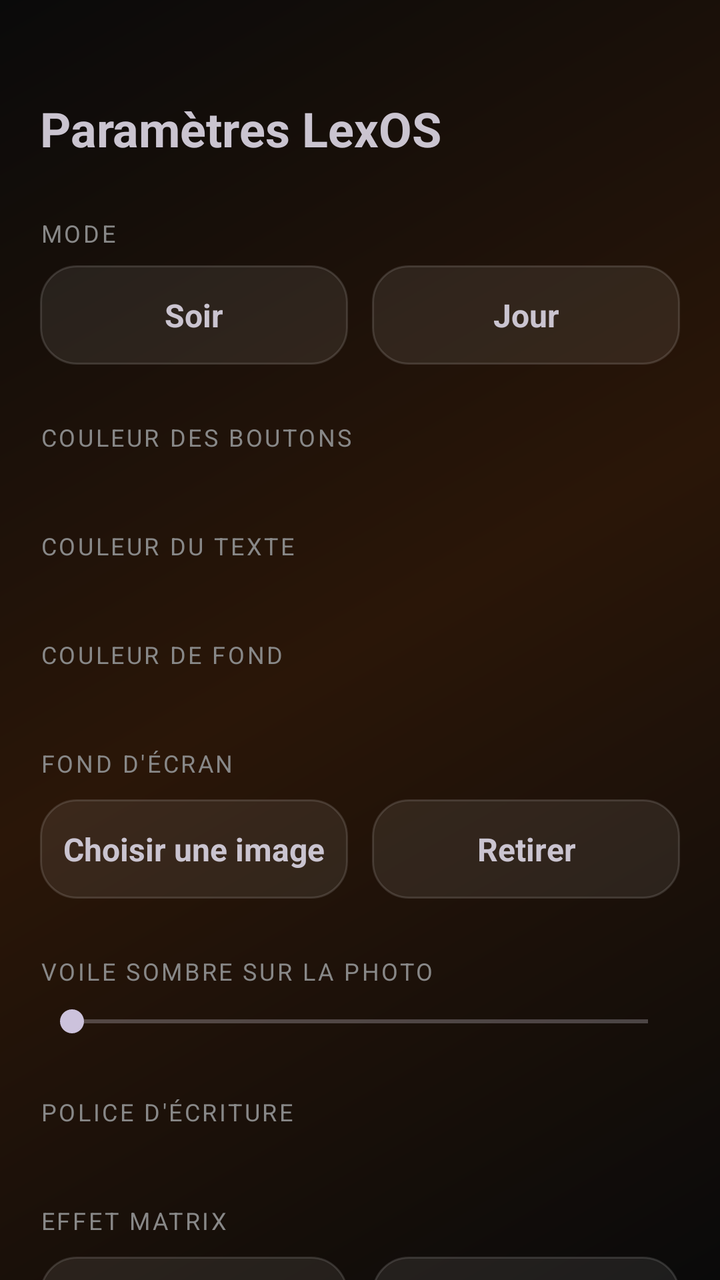
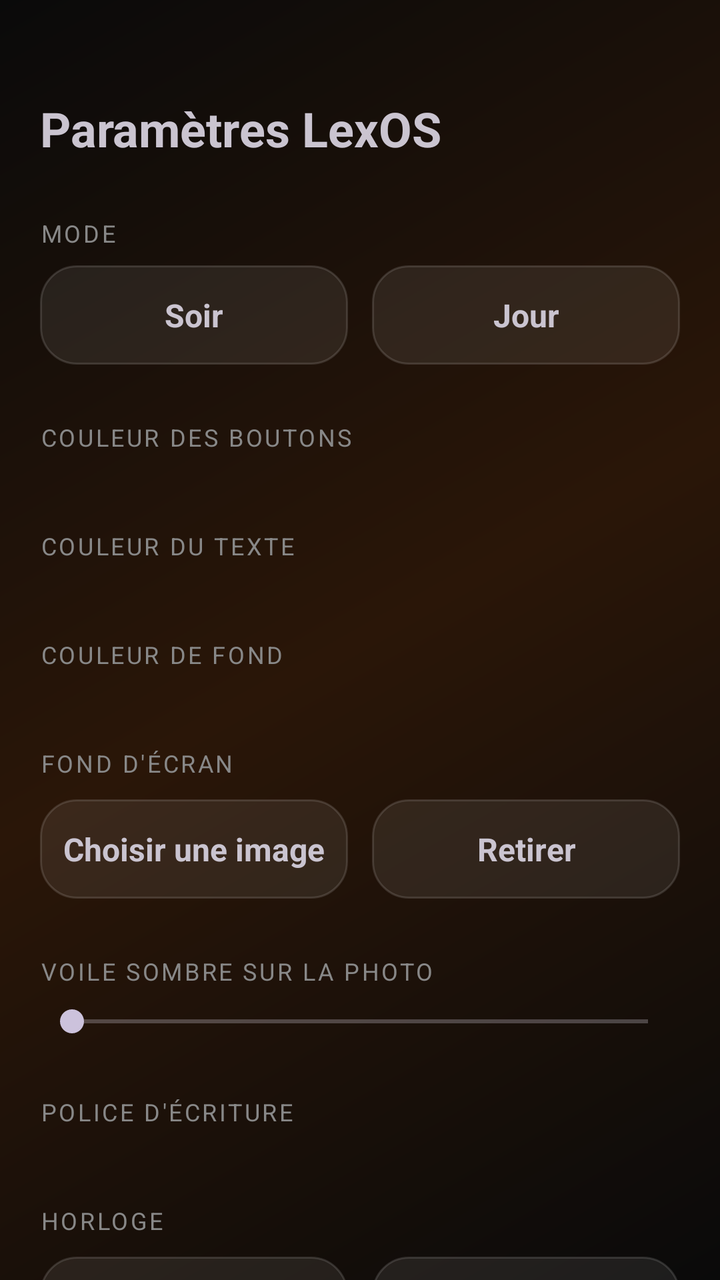

An Android layout rendered at two revisions. The XML below is the earlier revision; the diff shows what the commit changed to produce the second picture.
<!-- AndroidManifest.xml: activity theme Theme.LexOS -->
<!-- res/layout/activity_settings.xml -->
<?xml version="1.0" encoding="utf-8"?>
<androidx.core.widget.NestedScrollView
    xmlns:android="http://schemas.android.com/apk/res/android"
    android:id="@+id/settingsRoot"
    android:layout_width="match_parent"
    android:layout_height="match_parent"
    android:fillViewport="true">

    <LinearLayout
        android:layout_width="match_parent"
        android:layout_height="wrap_content"
        android:orientation="vertical"
        android:paddingStart="20dp"
        android:paddingEnd="20dp"
        android:paddingTop="48dp"
        android:paddingBottom="48dp">

        <TextView
            android:id="@+id/settingsTitle"
            android:layout_width="wrap_content"
            android:layout_height="wrap_content"
            android:text="Paramètres LexOS"
            android:textSize="24sp"
            android:textStyle="bold" />

        
        <TextView
            android:id="@+id/lblMode"
            style="@style/SettingLabel"
            android:text="MODE" />

        <LinearLayout
            android:layout_width="match_parent"
            android:layout_height="wrap_content"
            android:orientation="horizontal"
            android:layout_marginTop="8dp">

            <TextView
                android:id="@+id/btnSoir"
                style="@style/ModeButton"
                android:text="Soir" />

            <Space
                android:layout_width="12dp"
                android:layout_height="1dp" />

            <TextView
                android:id="@+id/btnJour"
                style="@style/ModeButton"
                android:text="Jour" />
        </LinearLayout>

        
        <TextView
            android:id="@+id/lblAccent"
            style="@style/SettingLabel"
            android:text="COULEUR DES BOUTONS" />

        <LinearLayout
            android:id="@+id/accentRow"
            android:layout_width="match_parent"
            android:layout_height="wrap_content"
            android:orientation="horizontal"
            android:layout_marginTop="10dp" />

        
        <TextView
            android:id="@+id/lblText"
            style="@style/SettingLabel"
            android:text="COULEUR DU TEXTE" />

        <LinearLayout
            android:id="@+id/textRow"
            android:layout_width="match_parent"
            android:layout_height="wrap_content"
            android:orientation="horizontal"
            android:layout_marginTop="10dp" />

        
        <TextView
            android:id="@+id/lblBg"
            style="@style/SettingLabel"
            android:text="COULEUR DE FOND" />

        <LinearLayout
            android:id="@+id/bgRow"
            android:layout_width="match_parent"
            android:layout_height="wrap_content"
            android:orientation="horizontal"
            android:layout_marginTop="10dp" />

        
        <TextView
            android:id="@+id/lblWall"
            style="@style/SettingLabel"
            android:text="FOND D'ÉCRAN" />

        <LinearLayout
            android:layout_width="match_parent"
            android:layout_height="wrap_content"
            android:orientation="horizontal"
            android:layout_marginTop="10dp">

            <TextView
                android:id="@+id/btnPickImage"
                style="@style/ModeButton"
                android:text="Choisir une image" />

            <Space
                android:layout_width="12dp"
                android:layout_height="1dp" />

            <TextView
                android:id="@+id/btnClearImage"
                style="@style/ModeButton"
                android:text="Retirer" />
        </LinearLayout>

        <TextView
            android:id="@+id/lblDim"
            style="@style/SettingLabel"
            android:text="VOILE SOMBRE SUR LA PHOTO" />

        <SeekBar
            android:id="@+id/dimBar"
            android:layout_width="match_parent"
            android:layout_height="wrap_content"
            android:layout_marginTop="8dp"
            android:max="80" />

        
        <TextView
            android:id="@+id/lblFont"
            style="@style/SettingLabel"
            android:text="POLICE D'ÉCRITURE" />

        <LinearLayout
            android:id="@+id/fontRow"
            android:layout_width="match_parent"
            android:layout_height="wrap_content"
            android:orientation="vertical"
            android:layout_marginTop="10dp" />

        
        <TextView
            android:id="@+id/lblMatrix"
            style="@style/SettingLabel"
            android:text="EFFET MATRIX" />

        <LinearLayout
            android:layout_width="match_parent"
            android:layout_height="wrap_content"
            android:orientation="horizontal"
            android:layout_marginTop="10dp">

            <TextView
                android:id="@+id/btnMatrixOn"
                style="@style/ModeButton"
                android:text="Activé" />

            <Space
                android:layout_width="12dp"
                android:layout_height="1dp" />

            <TextView
                android:id="@+id/btnMatrixOff"
                style="@style/ModeButton"
                android:text="Désactivé" />
        </LinearLayout>

        
        <TextView
            android:id="@+id/lblPreview"
            style="@style/SettingLabel"
            android:text="APERÇU" />

        <FrameLayout
            android:id="@+id/previewCard"
            android:layout_width="match_parent"
            android:layout_height="120dp"
            android:layout_marginTop="10dp">

            <TextView
                android:id="@+id/previewText"
                android:layout_width="wrap_content"
                android:layout_height="wrap_content"
                android:layout_gravity="center"
                android:text="LexOS"
                android:textSize="22sp"
                android:textStyle="bold" />

            <TextView
                android:id="@+id/previewBtn"
                android:layout_width="wrap_content"
                android:layout_height="wrap_content"
                android:layout_gravity="bottom|center_horizontal"
                android:layout_marginBottom="14dp"
                android:paddingStart="28dp"
                android:paddingEnd="28dp"
                android:paddingTop="8dp"
                android:paddingBottom="8dp"
                android:text="Bouton"
                android:textStyle="bold" />
        </FrameLayout>

        <TextView
            android:id="@+id/lblSamsung"
            style="@style/SettingLabel"
            android:text="TÉLÉPHONE" />

        <TextView
            android:id="@+id/btnSamsungSettings"
            style="@style/ModeButton"
            android:layout_width="match_parent"
            android:layout_marginTop="10dp"
            android:text="⚙️ Tous les paramètres Samsung" />

        <TextView
            android:id="@+id/btnReset"
            android:layout_width="wrap_content"
            android:layout_height="wrap_content"
            android:layout_gravity="center_horizontal"
            android:layout_marginTop="28dp"
            android:text="Réinitialiser le thème"
            android:textColor="@color/lexos_grey_dim"
            android:textSize="14sp"
            android:padding="8dp" />
    </LinearLayout>
</androidx.core.widget.NestedScrollView>
<!-- resources referenced by this layout -->
<resources>
  <color name="lexos_grey_dim">#888888</color>
  <style name="ModeButton">
          <item name="android:layout_width">0dp</item>
          <item name="android:layout_height">wrap_content</item>
          <item name="android:layout_weight">1</item>
          <item name="android:gravity">center</item>
          <item name="android:paddingTop">14dp</item>
          <item name="android:paddingBottom">14dp</item>
          <item name="android:textSize">16sp</item>
          <item name="android:textStyle">bold</item>
          <item name="android:background">@drawable/tile_app</item>
      </style>
  <style name="SettingLabel">
          <item name="android:layout_width">wrap_content</item>
          <item name="android:layout_height">wrap_content</item>
          <item name="android:layout_marginTop">28dp</item>
          <item name="android:textColor">@color/lexos_grey_dim</item>
          <item name="android:textSize">12sp</item>
          <item name="android:letterSpacing">0.1</item>
      </style>
  <style name="Theme.LexOS" parent="Theme.Material3.Dark.NoActionBar">
          <item name="android:windowBackground">@drawable/lexos_background</item>
          <item name="android:statusBarColor">@android:color/transparent</item>
          <item name="android:navigationBarColor">@android:color/transparent</item>
          <item name="android:windowLightStatusBar">false</item>
          <item name="colorPrimary">@color/lexos_orange</item>
          <item name="android:windowShowWallpaper">false</item>
      </style>
  <!-- drawable tile_app (drawable) -->
  <?xml version="1.0" encoding="utf-8"?>
  <shape xmlns:android="http://schemas.android.com/apk/res/android"
      android:shape="rectangle">
      <solid android:color="@color/tile_bg" />
      <stroke android:width="1dp" android:color="#22FFFFFF" />
      <corners android:radius="18dp" />
  </shape>
  <!-- drawable lexos_background (drawable) -->
  <?xml version="1.0" encoding="utf-8"?>
  <shape xmlns:android="http://schemas.android.com/apk/res/android"
      android:shape="rectangle">
      <gradient
          android:angle="135"
          android:startColor="@color/lexos_black"
          android:centerColor="@color/lexos_orange_dark"
          android:endColor="@color/lexos_black"
          android:type="linear" />
  </shape>
  <color name="lexos_orange">#FF6A00</color>
  <color name="tile_bg">#14FFFFFF</color>
  <color name="lexos_black">#0A0A0A</color>
  <color name="lexos_orange_dark">#2A1608</color>
</resources>

<!-- the commit's change to res/layout/activity_settings.xml (unified diff, before → after) -->
@@ -140,6 +140,33 @@
             android:layout_height="wrap_content"
             android:orientation="vertical"
             android:layout_marginTop="10dp" />
+
+        
+        <TextView
+            android:id="@+id/lblClock"
+            style="@style/SettingLabel"
+            android:text="HORLOGE" />
+
+        <LinearLayout
+            android:layout_width="match_parent"
+            android:layout_height="wrap_content"
+            android:orientation="horizontal"
+            android:layout_marginTop="10dp">
+
+            <TextView
+                android:id="@+id/btnClockNum"
+                style="@style/ModeButton"
+                android:text="Numérique" />
+
+            <Space
+                android:layout_width="12dp"
+                android:layout_height="1dp" />
+
+            <TextView
+                android:id="@+id/btnClockAnalog"
+                style="@style/ModeButton"
+                android:text="À aiguilles" />
+        </LinearLayout>
 
         
         <TextView
